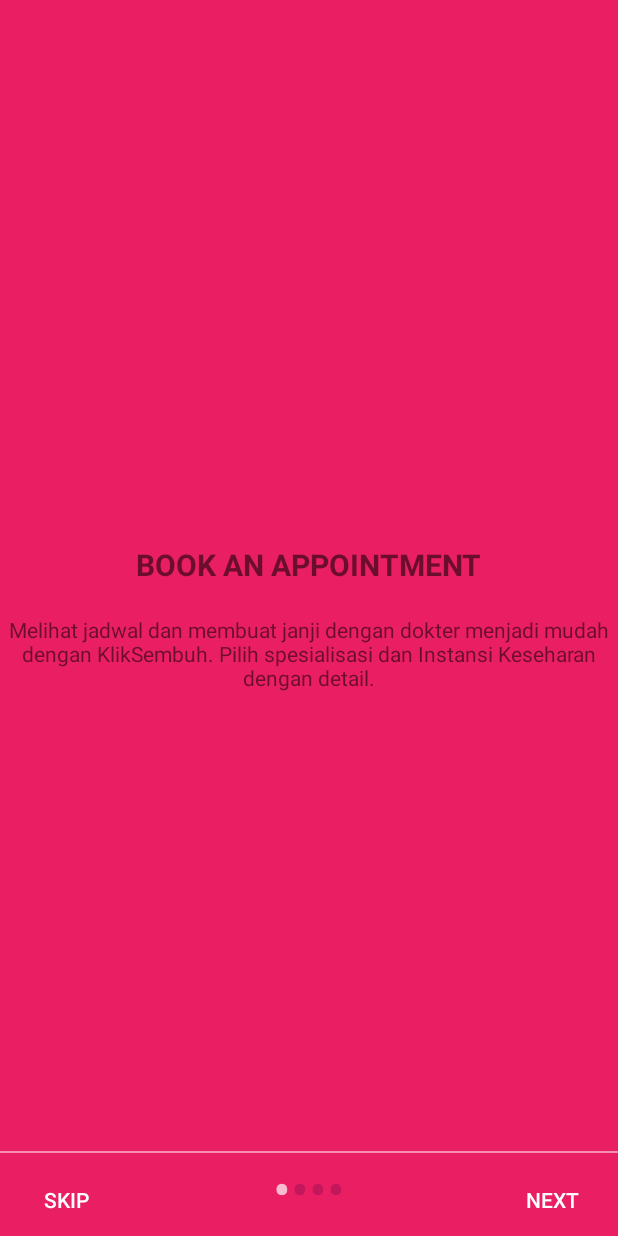
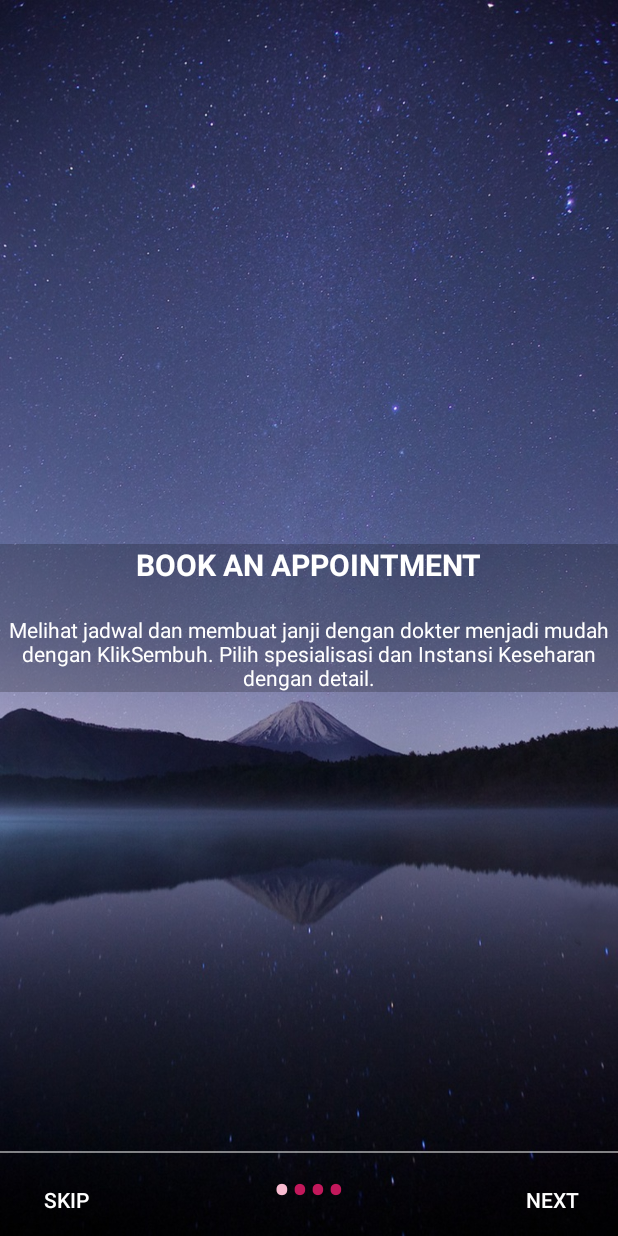
Before and after one commit to trioandianto/KS, an Android app: the MainActivity screen opened directly, with no data from a screen before it, on a phone screen of 412 x 824 dp. Run offline under Robolectric (Android 15) with nearby library versions, the phone set to English and light mode, and no system bars.

Commit message:
Updated Splash Screen with Image

```diff
--- a/app/src/main/res/layout/activity_screen1.xml
+++ b/app/src/main/res/layout/activity_screen1.xml
@@ -4,12 +4,13 @@
     android:layout_width="match_parent"
     android:orientation="vertical"
     android:layout_height="match_parent"
-    android:background="@color/screen1">
+    android:background="@drawable/photo1">
     <LinearLayout
         android:layout_width="wrap_content"
         android:layout_height="wrap_content"
         android:layout_centerInParent="true"
         android:gravity="center_horizontal"
+        android:background="@color/cardview_shadow_start_color"
         android:orientation="vertical">
 
         <TextView
@@ -17,12 +18,14 @@
             android:layout_height="wrap_content"
             android:textStyle="bold"
             android:textSize="20dp"
+            android:textColor="@color/cardview_light_background"
             android:text="BOOK AN APPOINTMENT"/>
 
         <TextView
             android:layout_width="wrap_content"
             android:layout_height="wrap_content"
             android:textStyle="normal"
+            android:textColor="@color/cardview_light_background"
             android:layout_marginTop="20dp"
             android:textAlignment="center"
             android:text="@string/screen1"/>
--- a/app/src/main/res/layout/activity_screen2.xml
+++ b/app/src/main/res/layout/activity_screen2.xml
@@ -3,18 +3,20 @@
     android:layout_width="match_parent"
     android:orientation="vertical"
     android:layout_height="match_parent"
-    android:background="@color/screen2">
+    android:background="@drawable/photo2">
     <LinearLayout
         android:layout_width="wrap_content"
         android:layout_height="wrap_content"
         android:layout_centerInParent="true"
         android:gravity="center_horizontal"
+        android:background="@color/cardview_shadow_start_color"
         android:orientation="vertical">
 
         <TextView
             android:layout_width="wrap_content"
             android:layout_height="wrap_content"
             android:textStyle="bold"
+            android:textColor="@color/cardview_light_background"
             android:textSize="20dp"
             android:text="BOOK AN APPOINTMENT"/>
 
@@ -22,6 +24,7 @@
             android:layout_width="wrap_content"
             android:layout_height="wrap_content"
             android:textStyle="normal"
+            android:textColor="@color/cardview_light_background"
             android:layout_marginTop="20dp"
             android:textAlignment="center"
             android:text="@string/screen1"/>
--- a/app/src/main/res/layout/activity_screen3.xml
+++ b/app/src/main/res/layout/activity_screen3.xml
@@ -3,18 +3,20 @@
     android:layout_width="match_parent"
     android:orientation="vertical"
     android:layout_height="match_parent"
-    android:background="@color/screen3">
+    android:background="@drawable/photo3">
     <LinearLayout
         android:layout_width="wrap_content"
         android:layout_height="wrap_content"
         android:layout_centerInParent="true"
         android:gravity="center_horizontal"
+        android:background="@color/cardview_shadow_start_color"
         android:orientation="vertical">
 
         <TextView
             android:layout_width="wrap_content"
             android:layout_height="wrap_content"
             android:textStyle="bold"
+            android:textColor="@color/cardview_light_background"
             android:textSize="20dp"
             android:text="BOOK AN APPOINTMENT"/>
 
@@ -22,6 +24,7 @@
             android:layout_width="wrap_content"
             android:layout_height="wrap_content"
             android:textStyle="normal"
+            android:textColor="@color/cardview_light_background"
             android:layout_marginTop="20dp"
             android:textAlignment="center"
             android:text="@string/screen1"/>
--- a/app/src/main/res/layout/activity_screen4.xml
+++ b/app/src/main/res/layout/activity_screen4.xml
@@ -3,11 +3,12 @@
     android:layout_width="match_parent"
     android:layout_height="match_parent"
     android:orientation="vertical"
-    android:background="@color/screen4">
+    android:background="@drawable/photo4">
     <LinearLayout
         android:layout_width="wrap_content"
         android:layout_height="wrap_content"
         android:layout_centerInParent="true"
+        android:background="@color/cardview_shadow_start_color"
         android:gravity="center_horizontal"
         android:orientation="vertical">
 
@@ -15,6 +16,7 @@
             android:layout_width="wrap_content"
             android:layout_height="wrap_content"
             android:textStyle="bold"
+            android:textColor="@color/cardview_light_background"
             android:textSize="20dp"
             android:text="BOOK AN APPOINTMENT"/>
 
@@ -22,6 +24,7 @@
             android:layout_width="wrap_content"
             android:layout_height="wrap_content"
             android:textStyle="normal"
+            android:textColor="@color/cardview_light_background"
             android:layout_marginTop="20dp"
             android:textAlignment="center"
             android:text="@string/screen1"/>
```
Also changed, not shown: app/src/main/res/drawable/photo1.jpeg (added), app/src/main/res/drawable/photo2.jpg (added), app/src/main/res/drawable/photo3.jpeg (added).
